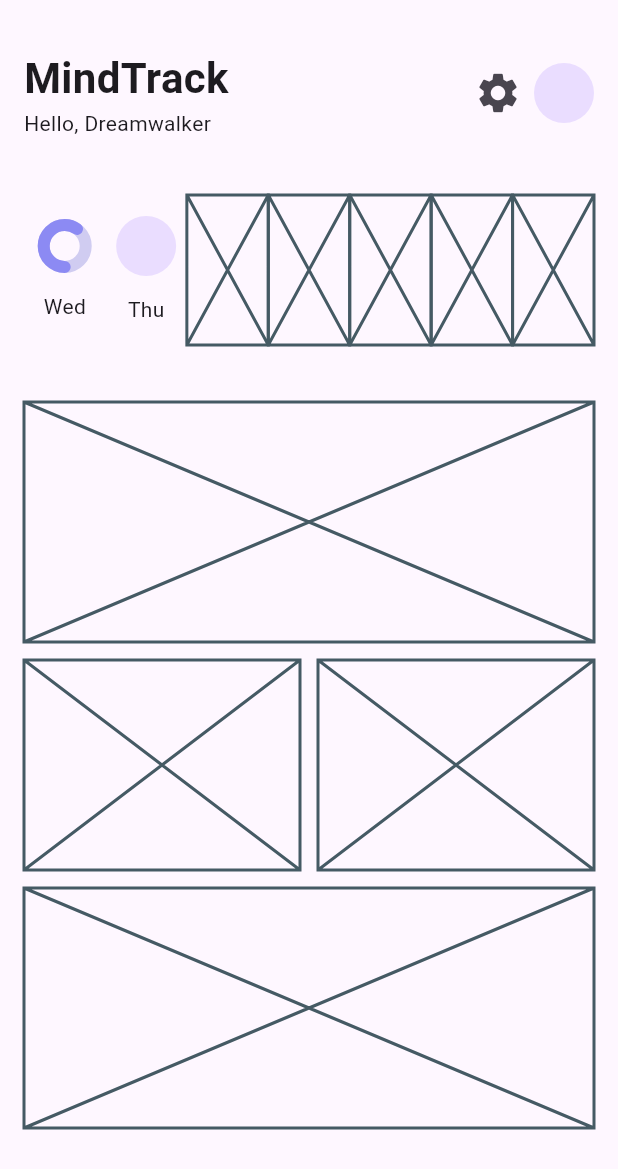
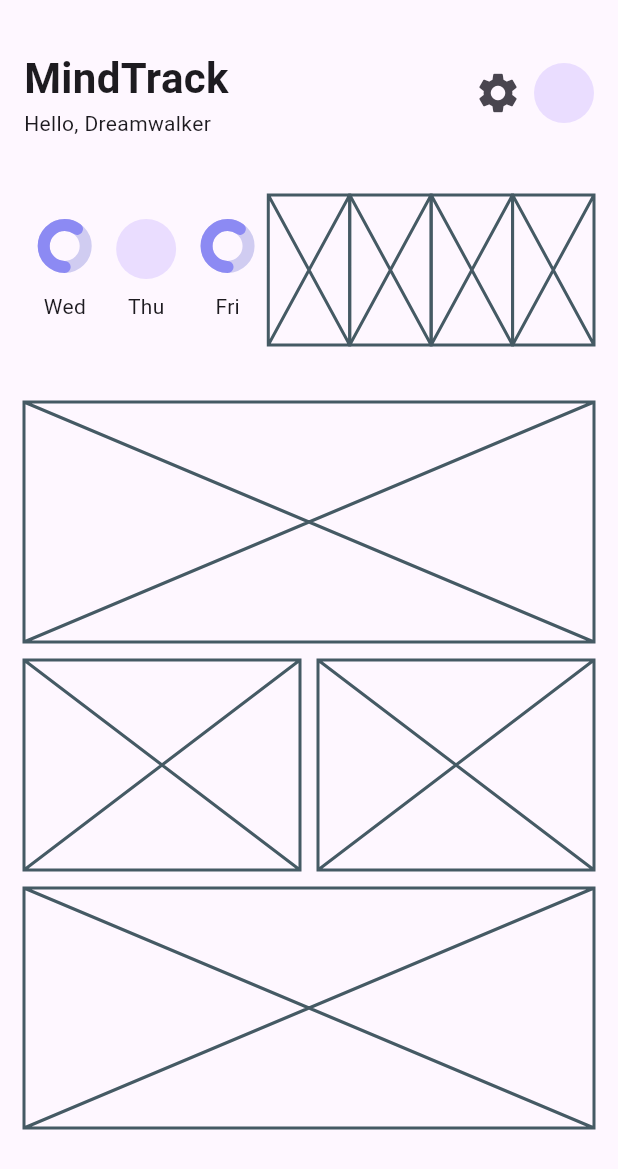
Before and after one commit to JAICHANGPARK/flutter_notebook_chapter_43, a Flutter app: the HabitJournalHomeScreen widget shown alone on an empty page, opened directly, on a phone screen of 412 x 824 dp. Shown: the top 1169 px of the screen. Run offline on Flutter 3.47's test engine with Material 3 defaults, Android fonts, the phone set to English and light mode, and no system bars; drawn by our look-alikes of percent_indicator; our stand-ins replace gap, hugeicons.

Commit message:
Update habit_journal_home_screen.dart

```diff
--- a/lib/ep2173_habit_journal_app/ui/home/habit_journal_home_screen.dart
+++ b/lib/ep2173_habit_journal_app/ui/home/habit_journal_home_screen.dart
@@ -75,7 +75,7 @@ class _HabitJournalHomeScreenState extends State<HabitJournalHomeScreen> {
                       ),
                     ),
                     Expanded(
-                      child:Column(
+                      child: Column(
                         mainAxisAlignment: MainAxisAlignment.center,
                         children: [
                           // CircularPercentIndicator(
@@ -90,7 +90,7 @@ class _HabitJournalHomeScreenState extends State<HabitJournalHomeScreen> {
                           CircleAvatar(
                             radius: 20,
                           ),
-                          Gap(12),
+                          Gap(8),
                           Text(
                             "Thu",
                           )
@@ -98,7 +98,25 @@ class _HabitJournalHomeScreenState extends State<HabitJournalHomeScreen> {
                       ),
                     ),
                     Expanded(
-                      child: Placeholder(),
+                      child: Column(
+                        mainAxisAlignment: MainAxisAlignment.center,
+                        children: [
+                          CircularPercentIndicator(
+                            radius: 18,
+                            lineWidth: 8,
+                            percent: .6,
+                            circularStrokeCap: CircularStrokeCap.round,
+                            backgroundColor: Color.fromRGBO(208, 204, 241, 1),
+                            startAngle: 180,
+                            progressColor: HabitAppTheme.primary,
+                            // arcBackgroundColor: Colors.red,
+                          ),
+                          Gap(12),
+                          Text(
+                            "Fri",
+                          )
+                        ],
+                      ),
                     ),
                     Expanded(
                       child: Placeholder(),
```
